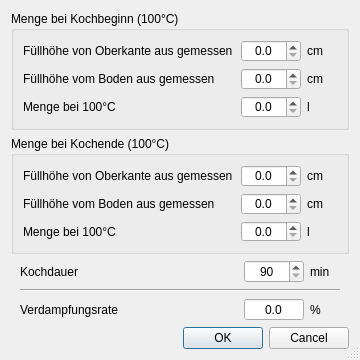
Above: kleiner-brauhelfer/dialogs/dlgverdampfung.ui from kleiner-brauhelfer/kleiner-brauhelfer-2 before the change. Below: the same form after it.
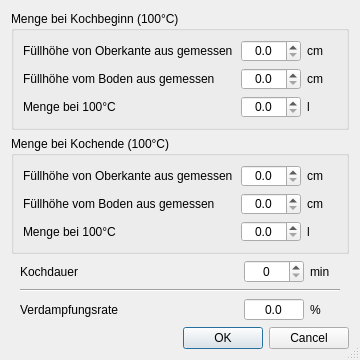
That is the form after the change. Custom widgets are drawn as their Qt base class.

Patch:
```diff
--- a/kleiner-brauhelfer/dialogs/dlgverdampfung.ui
+++ b/kleiner-brauhelfer/dialogs/dlgverdampfung.ui
@@ -379,9 +379,6 @@
        <property name="alignment">
         <set>Qt::AlignCenter</set>
        </property>
-       <property name="minimum">
-        <number>90</number>
-       </property>
        <property name="maximum">
         <number>999</number>
        </property>
```
Left out of the diff: 3 changed lines with no effect on the pictures.
